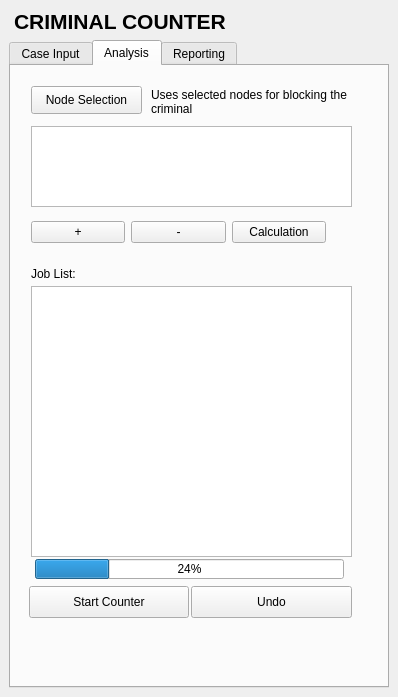
DaveyOldenburg/2017_Group6_Criminal_Counter, file criminal_counter/criminal_counter_dockwidget_base.ui: the form before one commit.
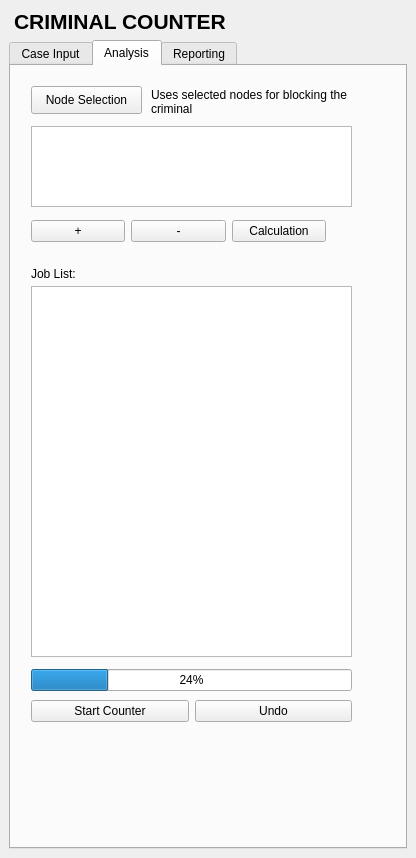
The form after the commit. The open tabs and pages were chosen to show the change. Icons and pictures are not drawn.

What changed in the file:
```diff
--- a/criminal_counter/criminal_counter_dockwidget_base.ui
+++ b/criminal_counter/criminal_counter_dockwidget_base.ui
@@ -6,8 +6,8 @@
    <rect>
     <x>0</x>
     <y>0</y>
-    <width>398</width>
-    <height>697</height>
+    <width>416</width>
+    <height>858</height>
    </rect>
   </property>
   <property name="windowTitle">
@@ -227,7 +227,7 @@
           <x>20</x>
           <y>220</y>
           <width>321</width>
-          <height>271</height>
+          <height>371</height>
          </rect>
         </property>
        </widget>
@@ -237,7 +237,7 @@
           <x>20</x>
           <y>150</y>
           <width>295</width>
-          <height>32</height>
+          <height>31</height>
          </rect>
         </property>
         <layout class="QHBoxLayout" name="horizontalLayout_2">
@@ -292,51 +292,34 @@
         <property name="geometry">
          <rect>
           <x>20</x>
-          <y>490</y>
+          <y>600</y>
           <width>321</width>
-          <height>66</height>
+          <height>61</height>
          </rect>
         </property>
-        <layout class="QGridLayout" name="gridLayout_3"/>
-       </widget>
-       <widget class="QPushButton" name="button_undo">
-        <property name="geometry">
-         <rect>
-          <x>180</x>
-          <y>520</y>
-          <width>161</width>
-          <height>32</height>
-         </rect>
-        </property>
-        <property name="text">
-         <string>Undo</string>
-        </property>
-       </widget>
-       <widget class="QProgressBar" name="progress_job">
-        <property name="geometry">
-         <rect>
-          <x>24</x>
-          <y>493</y>
-          <width>309</width>
-          <height>20</height>
-         </rect>
-        </property>
-        <property name="value">
-         <number>24</number>
-        </property>
-       </widget>
-       <widget class="QPushButton" name="button_StartCounter">
-        <property name="geometry">
-         <rect>
-          <x>18</x>
-          <y>520</y>
-          <width>160</width>
-          <height>32</height>
-         </rect>
-        </property>
-        <property name="text">
-         <string>Start Counter</string>
-        </property>
+        <layout class="QGridLayout" name="gridLayout_3">
+         <item row="1" column="0">
+          <widget class="QPushButton" name="button_StartCounter">
+           <property name="text">
+            <string>Start Counter</string>
+           </property>
+          </widget>
+         </item>
+         <item row="1" column="1">
+          <widget class="QPushButton" name="button_undo">
+           <property name="text">
+            <string>Undo</string>
+           </property>
+          </widget>
+         </item>
+         <item row="0" column="0" colspan="2">
+          <widget class="QProgressBar" name="progress_job">
+           <property name="value">
+            <number>24</number>
+           </property>
+          </widget>
+         </item>
+        </layout>
        </widget>
       </widget>
       <widget class="QWidget" name="tab_Reporting_2">
```
Left out of the diff: 39 changed lines with no effect on the pictures.
